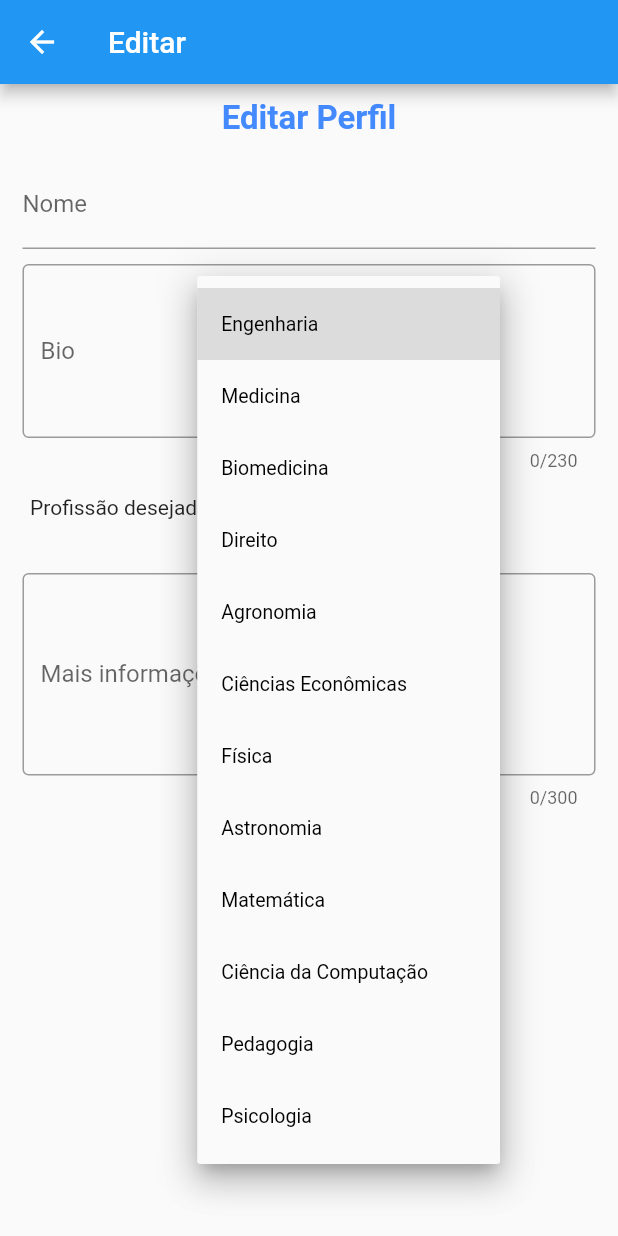
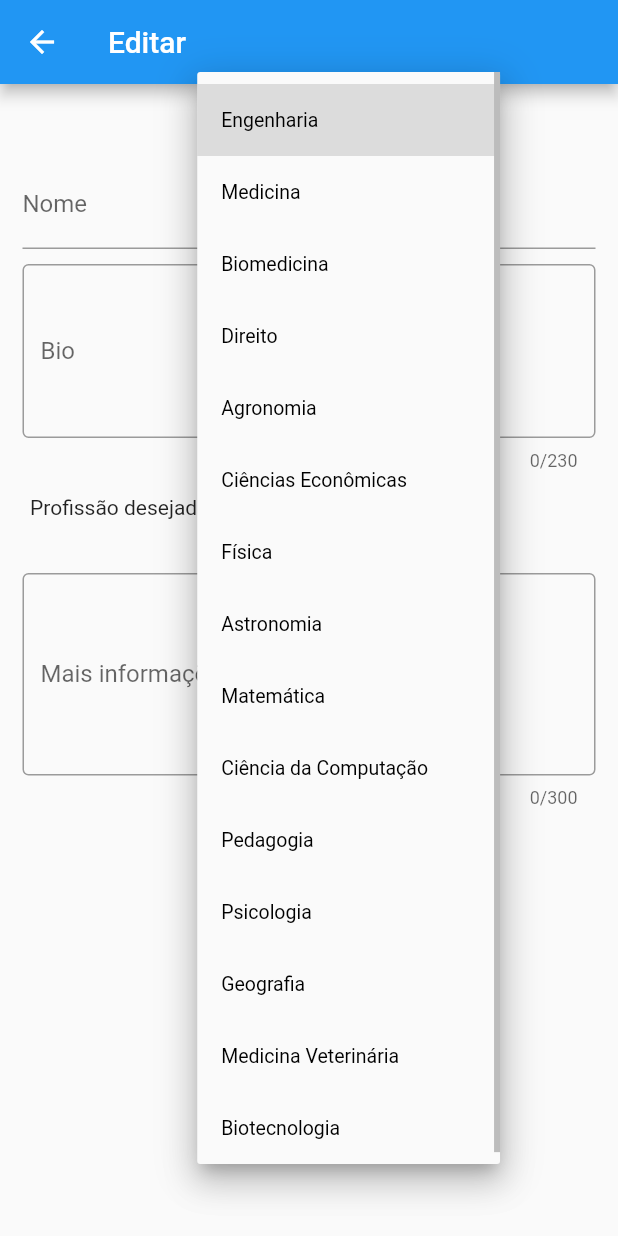
Before and after one commit to PedroH-Peres/projeto_obt, a Flutter app: the EditPage screen opened by its route, after a tap on "Engenharia", on a phone screen of 412 x 824 dp. Run offline on Flutter 3.47's test engine with Material 2 defaults, Android fonts, the phone set to English and light mode, and no system bars; our stand-ins replace cloud_firestore, firebase_auth, firebase_core; missing offline and left inert: dart:ffi; accounts and stored records are empty.

Commit message:
db_prof2

```diff
--- a/lib/utils/profissoes.dart
+++ b/lib/utils/profissoes.dart
@@ -48,6 +48,18 @@ class Profissoes{
     {
       "tipo": "Psicologia",
       "area": "Biológicas",
+    },
+    {
+      "tipo": "Geografia",
+      "area": "Humanas",
+    },
+    {
+      "tipo": "Medicina Veterinária",
+      "area": "Biológicas",
+    },
+    {
+      "tipo": "Biotecnologia",
+      "area": "Biológicas"
     }
 
 
```
